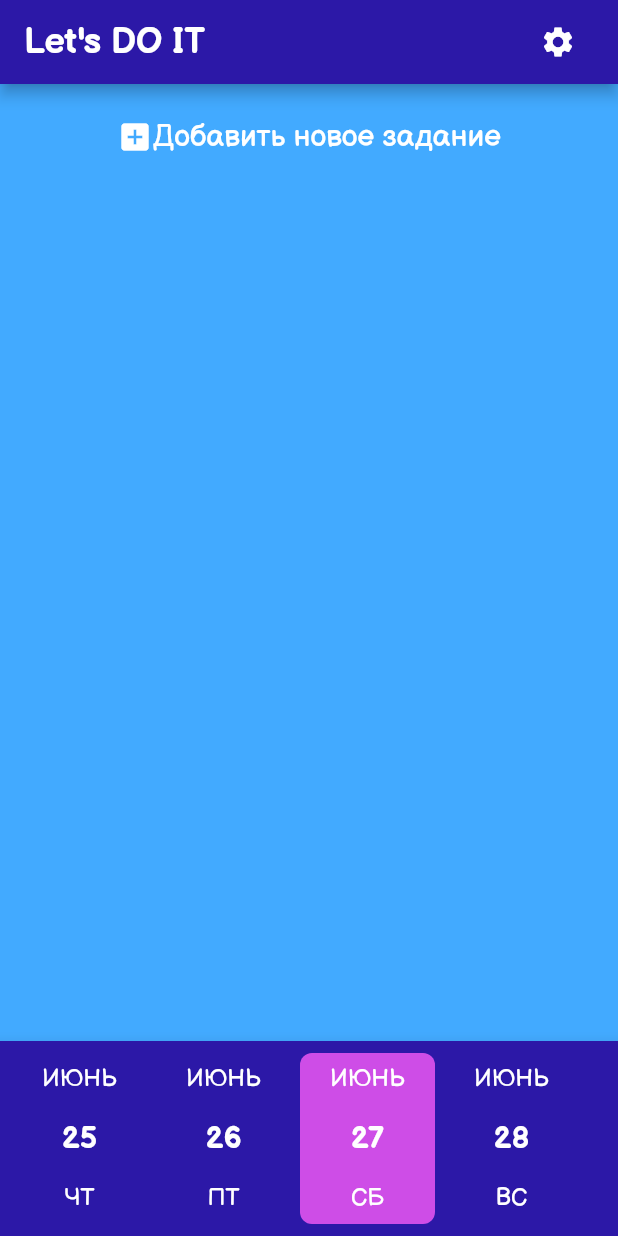
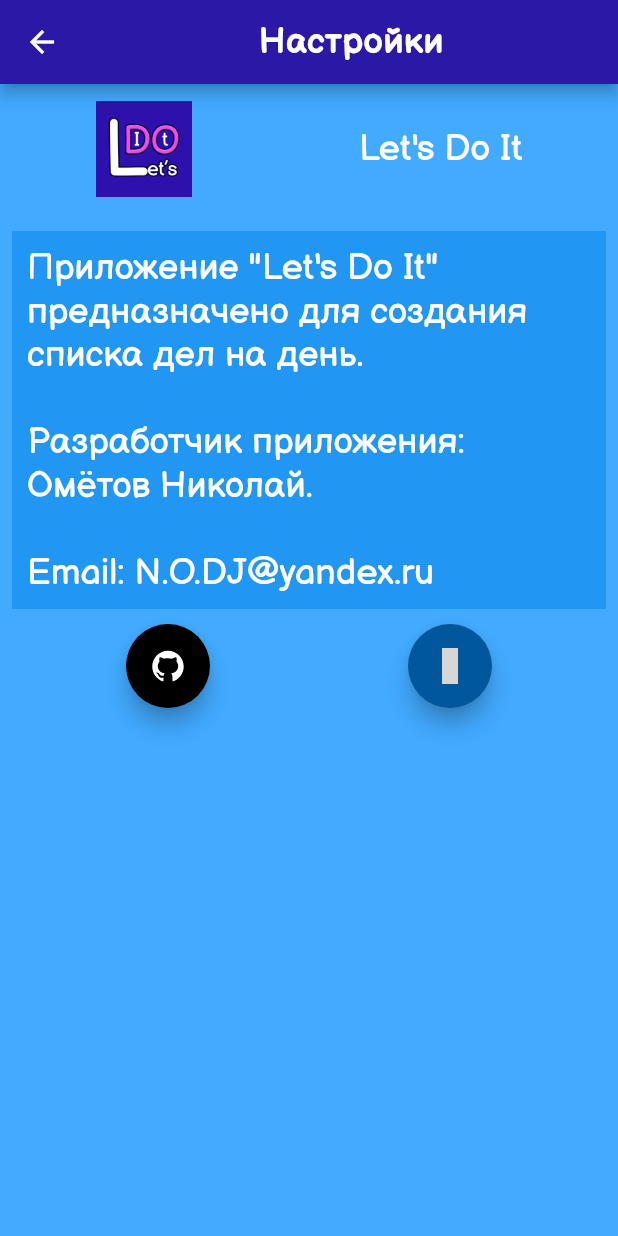
Before and after one commit to KolasikOmetov/Let-s-Do-It, a Flutter app: the screen it shows after launch, after a tap on the "settings" icon, on a phone screen of 412 x 824 dp. Run offline on Flutter 3.47's test engine with Material 2 defaults, Android fonts, the light colour scheme and no system bars; drawn by our look-alikes of date_picker_timeline; our stand-ins replace flushbar, flutter_time_picker_spinner, flutter_vector_icons, hive; accounts and stored records are empty; generated files the repository leaves out were written again; grey boxes are pictures that could not be loaded.

Commit message:
SettingsScreen

```diff
--- a/lib/screens/mainScreen/add_window.dart
+++ b/lib/screens/mainScreen/add_window.dart
@@ -118,7 +118,7 @@
     return Flushbar(
       message: message,
       duration: Duration(seconds: 3),
-      backgroundColor: Theme.of(context).accentColor,
+      backgroundColor: Color(0xffce4de7),
       margin: EdgeInsets.all(8),
       borderRadius: 8,
     )..show(context);
--- a/lib/screens/mainScreen/main_screen.dart
+++ b/lib/screens/mainScreen/main_screen.dart
@@ -1,6 +1,7 @@
 import 'package:flutter/material.dart';
 import 'package:letsdoit/screens/mainScreen/calendar.dart';
 import 'package:letsdoit/screens/mainScreen/list_of_tasks.dart';
+import 'package:letsdoit/screens/settingsScreen/settings_screen.dart';
 
 class MainScreen extends StatelessWidget {
   @override
@@ -23,7 +24,12 @@
               ),
               IconButton(
                 icon: Icon(Icons.settings),
-                onPressed: () {},
+                onPressed: () {
+                  Navigator.push(
+                    context,
+                    MaterialPageRoute(builder: (context) => SettingsScreen()),
+                  );
+                },
               )
             ],
           )),
--- /dev/null
+++ b/lib/screens/settingsScreen/app_icon.dart
@@ -0,0 +1,19 @@
+import 'package:flutter/material.dart';
+
+class AppIcon extends StatelessWidget {
+  static const double size = 32;
+
+  @override
+  Widget build(BuildContext context) {
+    return Center(
+      child: Padding(
+        padding: const EdgeInsets.symmetric(vertical: 3.0),
+        child: SizedBox(
+          width: size * 2,
+          height: size * 2,
+          child: Image.asset("assets/images/Let's do it icon.png"),
+        ),
+      ),
+    );
+  }
+}
--- /dev/null
+++ b/lib/screens/settingsScreen/settings_screen.dart
@@ -0,0 +1,76 @@
+import 'package:flutter/material.dart';
+import 'package:letsdoit/screens/settingsScreen/app_icon.dart';
+import 'package:url_launcher/url_launcher.dart';
+import 'package:flutter_vector_icons/flutter_vector_icons.dart';
+
+class SettingsScreen extends StatelessWidget {
+  @override
+  Widget build(BuildContext context) {
+    return Scaffold(
+      backgroundColor: Color(0xff42aaff),
+      appBar: AppBar(
+          backgroundColor: Color(0xff2c18a7),
+          title: Center(
+            child: Text(
+              "Настройки",
+              style: TextStyle(
+                  fontFamily: "Balsamiq Sans",
+                  fontWeight: FontWeight.w800,
+                  fontSize: 24),
+            ),
+          )),
+      body: Padding(
+        padding: const EdgeInsets.all(8.0),
+        child: Column(children: <Widget>[
+          Row(
+            mainAxisAlignment: MainAxisAlignment.spaceAround,
+            children: <Widget>[
+              AppIcon(),
+              Text("Let's Do It"),
+            ],
+          ),
+          SingleChildScrollView(
+            child: ListBody(
+              children: <Widget>[
+                Padding(
+                  padding: const EdgeInsets.only(top: 20),
+                  child: Container(
+                    padding: EdgeInsets.all(10),
+                    decoration:
+                        BoxDecoration(color: Theme.of(context).accentColor),
+                    child: SelectableText(
+                        "Приложение \"Let's Do It\" предназначено для создания списка дел на день.\n\nРазработчик приложения: Омётов Николай.\n\nEmail: N.O.DJ@yandex.ru",
+                        showCursor: true,
+                        toolbarOptions: ToolbarOptions(copy: true),
+                        cursorColor: Color(0xffce4de7),
+                        cursorWidth: 5),
+                  ),
+                ),
+                Padding(
+                  padding: const EdgeInsets.all(10.0),
+                  child: Row(
+                    mainAxisAlignment: MainAxisAlignment.spaceAround,
+                    children: <Widget>[
+                      FloatingActionButton(
+                          heroTag: 'btnGitHub',
+                          backgroundColor: Colors.black,
+                          child: Icon(AntDesign.github),
+                          onPressed: () =>
+                              launch('https://github.com/KolasikOmetov')),
+                      FloatingActionButton(
+                          heroTag: 'btnVK',
+                          backgroundColor: Colors.lightBlue[900],
+                          child: Icon(Fontisto.vk),
+                          onPressed: () =>
+                              launch('https://vk.com/nodjmusician')),
+                    ],
+                  ),
+                ),
+              ],
+            ),
+          )
+        ]),
+      ),
+    );
+  }
+}
--- a/lib/screens/taskScreen/task_screen.dart
+++ b/lib/screens/taskScreen/task_screen.dart
@@ -38,7 +38,7 @@
     return Flushbar(
       message: message,
       duration: Duration(seconds: 3),
-      backgroundColor: Theme.of(context).accentColor,
+      backgroundColor: Color(0xffce4de7),
       margin: EdgeInsets.all(8),
       borderRadius: 8,
     )..show(context);
@@ -279,7 +279,12 @@
                             BoxDecoration(color: Theme.of(context).accentColor),
                         child: task.description == ''
                             ? Text("Нет описания")
-                            : Text(task.description),
+                            : SelectableText(task.description,
+                            showCursor: true,
+                            toolbarOptions: ToolbarOptions(copy: true),
+                            cursorColor: Color(0xffce4de7),
+                            cursorWidth: 5,
+                            ),
                       ),
                       Padding(
                         padding: const EdgeInsets.symmetric(
--- a/pubspec.yaml
+++ b/pubspec.yaml
@@ -33,6 +33,9 @@
   flushbar: ^1.10.4
 
   flutter_time_picker_spinner: ^1.0.6+1
+
+  url_launcher: ^5.4.11
+  flutter_vector_icons:
   # The following adds the Cupertino Icons font to your application.
   # Use with the CupertinoIcons class for iOS style icons.
   cupertino_icons: ^0.1.2
```
Also changed, not shown: assets/images/Chery.png (deleted), assets/images/Let's do it icon.png (added), assets/images/water.jpg (deleted), pubspec.lock.
